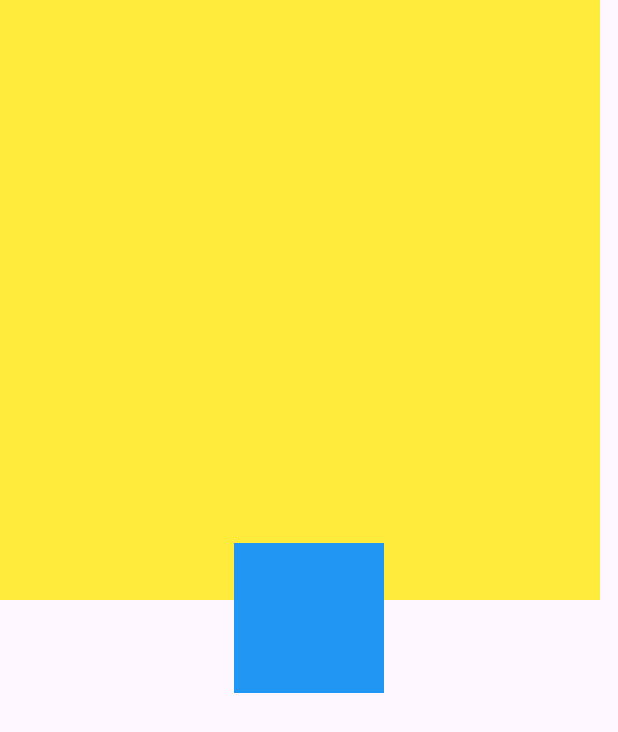
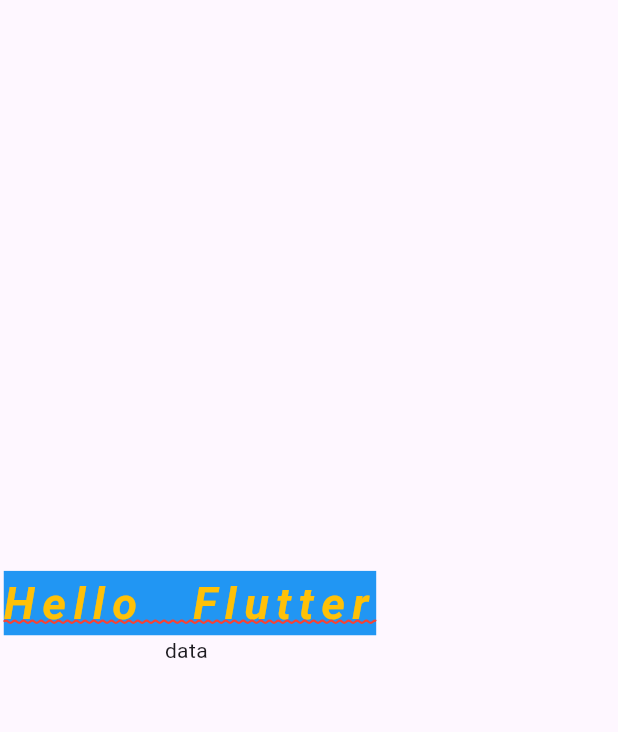
Before and after one commit to Chujer/WebStudy, a Flutter app: the screen it shows after launch, on a phone screen of 412 x 824 dp. Shown: the top 732 px of the screen. Run offline on Flutter 3.47's test engine with Material 3 defaults, Android fonts, the phone set to English and light mode, and no system bars.

Commit message:
2025_11_13 Text

```diff
--- a/Flutter/lib/main.dart
+++ b/Flutter/lib/main.dart
@@ -11,34 +11,27 @@ class MyApp extends StatelessWidget {
   Widget build(BuildContext context) {
     return MaterialApp(
       home: Scaffold(
-        body: Center(
-          child: Stack(   ///Stack이란 : 겹칠 수 있는 위젯 컬럼과 로우는 겹치지않음
-            children: [
-              Container(
-                width: 400,
-                height: 400,
-                color: Colors.yellow,
+        body: Column(
+          mainAxisAlignment: MainAxisAlignment.center,
+          children: [
+            Text("Hello Flutter",
+              style: TextStyle(
+                color: Colors.amber,
+                fontSize: 30,
+                fontStyle: FontStyle.italic,
+                backgroundColor: Colors.blue,
+                fontWeight: FontWeight.bold,
+                letterSpacing: 5,   ///자간
+                wordSpacing: 20, /// 띄어쓰기 공백크기
+                decoration: TextDecoration.underline,
+                decorationStyle: TextDecorationStyle.wavy,
+                decorationColor: Colors.red,
+
               ),
-              Align(    /// 화면을 기준으로 정렬한다. 정규화된 값으로 좌측상단 (-1,-1) 중앙(0,0)
-                alignment: Alignment(0, 0),
-                  child:Container(
-                    width: 100,
-                    height: 100,
-                    color: Colors.blue,
-                  )
-              ),
-              Positioned(     /// 좌측상단을 기준으로 얼마나 멀어질지 설정하는 위젯
-                top: 500,
-                left: 500,
-                child:Container(
-                  width: 100,
-                  height: 100,
-                  color: Colors.green,
-                )
-              )
-            ],
-          ),
-        )
+            ),
+            Text("data")
+          ],
+        ),
       ),
     );
   }
```
